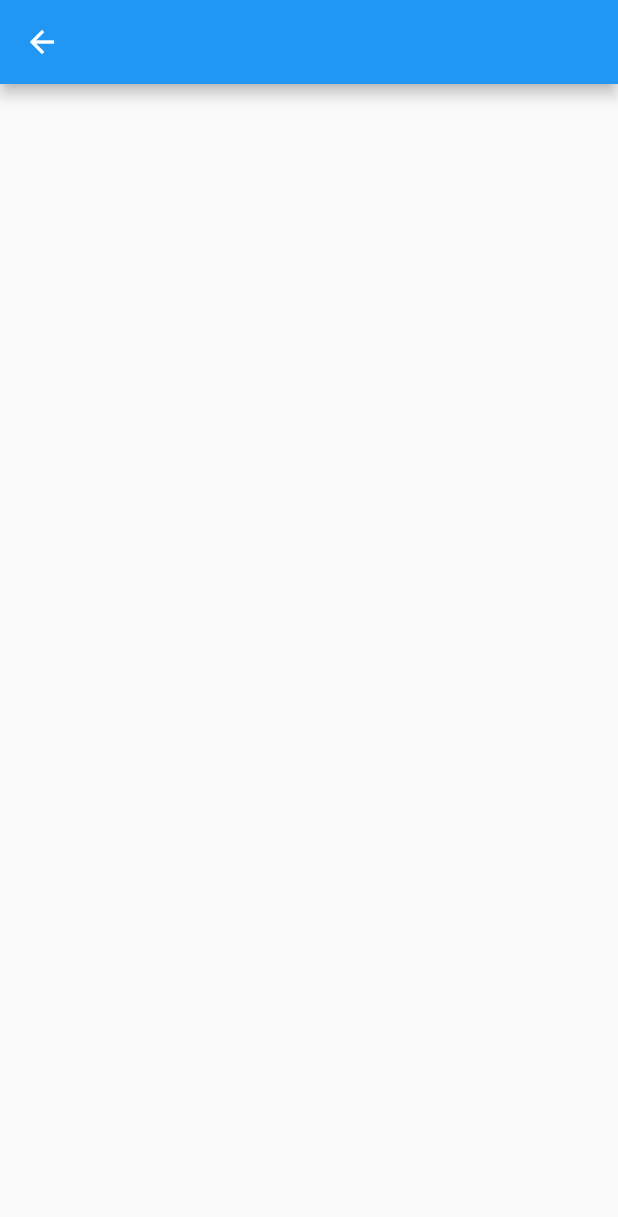
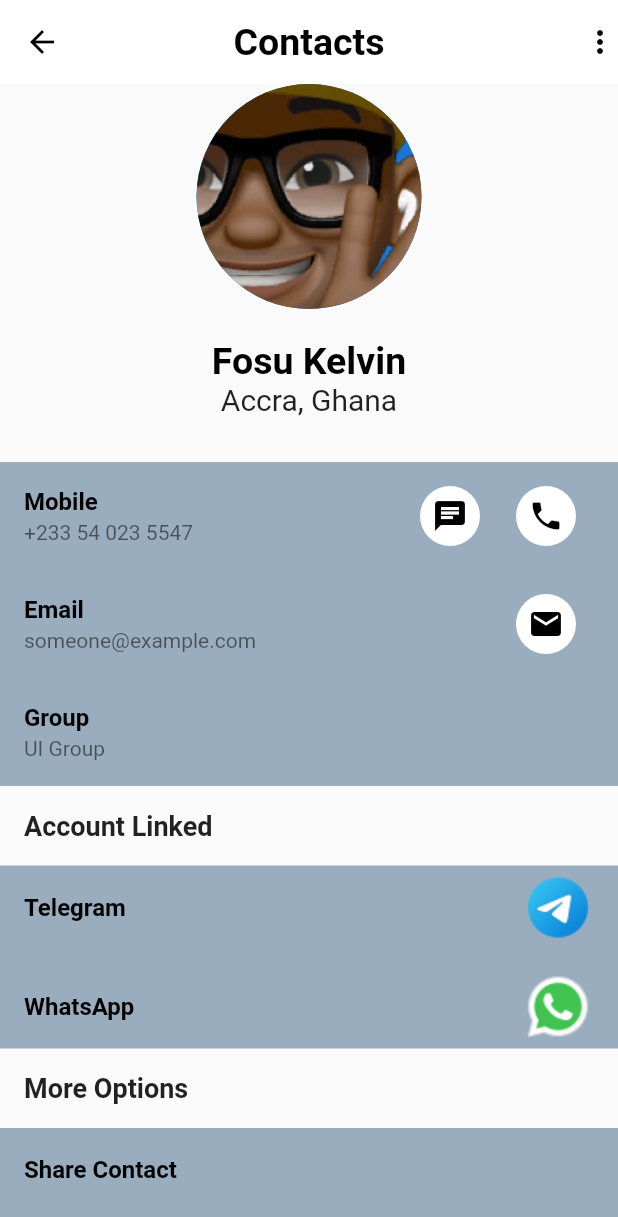
Before and after one commit to Ayiks/contact_app, a Flutter app: the ContactView screen opened directly, on a phone screen of 412 x 824 dp. Shown: the top 1217 px of the screen. Run offline on Flutter 3.47's test engine with Material 2 defaults, Android fonts, the phone set to English and light mode, and no system bars; our stand-ins replace device_preview.

Commit message:
designed contact view page

```diff
--- a/lib/contact_view.dart
+++ b/lib/contact_view.dart
@@ -1,13 +1,187 @@
 import 'package:flutter/material.dart';
 
 class ContactView extends StatelessWidget {
-  const ContactView({ Key? key }) : super(key: key);
+  const ContactView({Key? key}) : super(key: key);
 
   @override
   Widget build(BuildContext context) {
     return Scaffold(
-      appBar: AppBar(),
-
+      appBar: AppBar(
+        backgroundColor: Colors.white,
+        iconTheme: const IconThemeData(color: Colors.black),
+        title: const Text(
+          'Contacts',
+          style: TextStyle(
+            color: Colors.black,
+            fontWeight: FontWeight.w600,
+            fontSize: 25,
+          ),
+        ),
+        centerTitle: true,
+        actions: const [Icon(Icons.more_vert)],
+        elevation: 0,
+      ),
+      body: ListView(
+        children: [
+          const CircleAvatar(
+            backgroundImage: AssetImage('assets/avatar.png'),
+            radius: 75,
+          ),
+          const SizedBox(
+            height: 20,
+          ),
+          const Center(
+            child: Text(
+              'Fosu Kelvin',
+              style: TextStyle(
+                  fontWeight: FontWeight.w600,
+                  color: Colors.black,
+                  fontSize: 25),
+            ),
+          ),
+          const Center(
+            child: Text(
+              'Accra, Ghana',
+              style: TextStyle(fontSize: 20),
+            ),
+          ),
+          const SizedBox(
+            height: 30,
+          ),
+          Container(
+            color: const Color(0xff9AADBE),
+            child: Column(
+              children: [
+                ListTile(
+                  title: const Text(
+                    'Mobile',
+                    style: TextStyle(
+                        color: Colors.black, fontWeight: FontWeight.w600),
+                  ),
+                  subtitle: Text('+233 54 023 5547'),
+                  trailing: Row(
+                    mainAxisSize: MainAxisSize.min,
+                    children: [
+                      TextButton(
+                        onPressed: () {},
+                        child: Icon(
+                          Icons.chat,
+                          color: Colors.black,
+                        ),
+                        style: TextButton.styleFrom(
+                            backgroundColor: Colors.white,
+                            shape: const CircleBorder()),
+                      ),
+                      TextButton(
+                        onPressed: () {},
+                        child: Icon(
+                          Icons.phone,
+                          color: Colors.black,
+                        ),
+                        style: TextButton.styleFrom(
+                            backgroundColor: Colors.white,
+                            shape: const CircleBorder()),
+                      ),
+                    ],
+                  ),
+                ),
+                ListTile(
+                  title: const Text(
+                    'Email',
+                    style: TextStyle(
+                        color: Colors.black, fontWeight: FontWeight.w600),
+                  ),
+                  subtitle: Text('someone@example.com'),
+                  trailing: Row(
+                    mainAxisSize: MainAxisSize.min,
+                    children: [
+                      TextButton(
+                        onPressed: () {},
+                        child: Icon(
+                          Icons.email,
+                          color: Colors.black,
+                        ),
+                        style: TextButton.styleFrom(
+                            backgroundColor: Colors.white,
+                            shape: const CircleBorder()),
+                      ),
+                    ],
+                  ),
+                ),
+                ListTile(
+                  title: const Text(
+                    'Group',
+                    style: TextStyle(
+                        color: Colors.black, fontWeight: FontWeight.w600),
+                  ),
+                  subtitle: Text('UI Group'),
+                )
+              ],
+            ),
+          ),
+          const Padding(
+            padding: EdgeInsets.all(16),
+            child: Text(
+              'Account Linked',
+              style: TextStyle(fontSize: 18, fontWeight: FontWeight.w600),
+            ),
+          ),
+          Container(
+            color: const Color(0xff9AADBE),
+            child: Column(
+              children: [
+                ListTile(
+                  title: const Text(
+                    'Telegram',
+                    style: TextStyle(
+                        color: Colors.black, fontWeight: FontWeight.w600),
+                  ),
+                  trailing: Image.asset('assets/telegram.png'),
+                ),
+                const SizedBox(
+                  height: 10,
+                ),
+                ListTile(
+                  title: const Text(
+                    'WhatsApp',
+                    style: TextStyle(
+                        color: Colors.black, fontWeight: FontWeight.w600),
+                  ),
+                  trailing: Image.asset('assets/whatsapp.png'),
+                ),
+              ],
+            ),
+          ),
+          const Padding(
+            padding: EdgeInsets.all(16),
+            child: Text(
+              'More Options',
+              style: TextStyle(fontSize: 18, fontWeight: FontWeight.w600),
+            ),
+          ),
+          Container(
+            color: const Color(0xff9AADBE),
+            child: Column(
+              children: const [
+                ListTile(
+                  title: Text(
+                    'Share Contact',
+                    style: TextStyle(
+                        color: Colors.black, fontWeight: FontWeight.w600),
+                  ),
+                ),
+                ListTile(
+                  title: Text(
+                    'QR Code',
+                    style: TextStyle(
+                        color: Colors.black, fontWeight: FontWeight.w600),
+                  ),
+                )
+              ],
+            ),
+          )
+        ],
+      ),
     );
   }
 }
```
